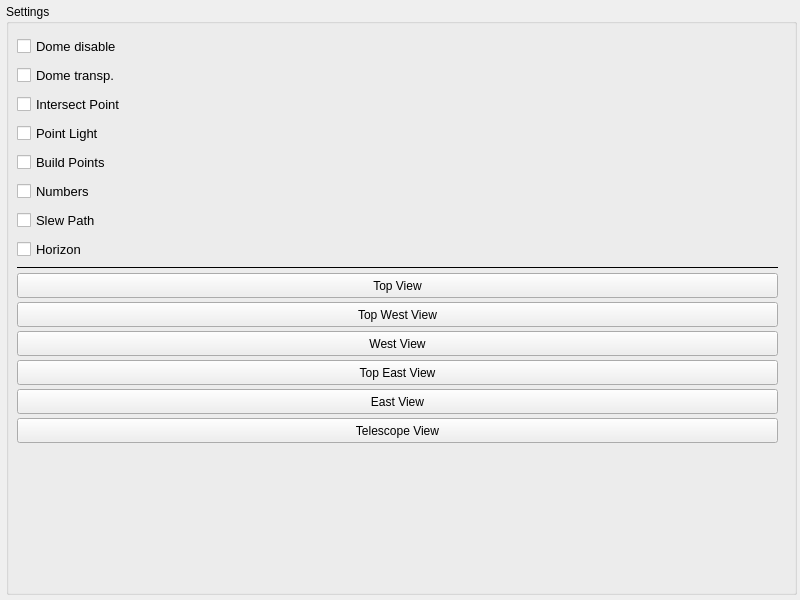
Old version of the form mw4/gui/widgets/simulator.ui in the repository mworion/MountWizzard4.
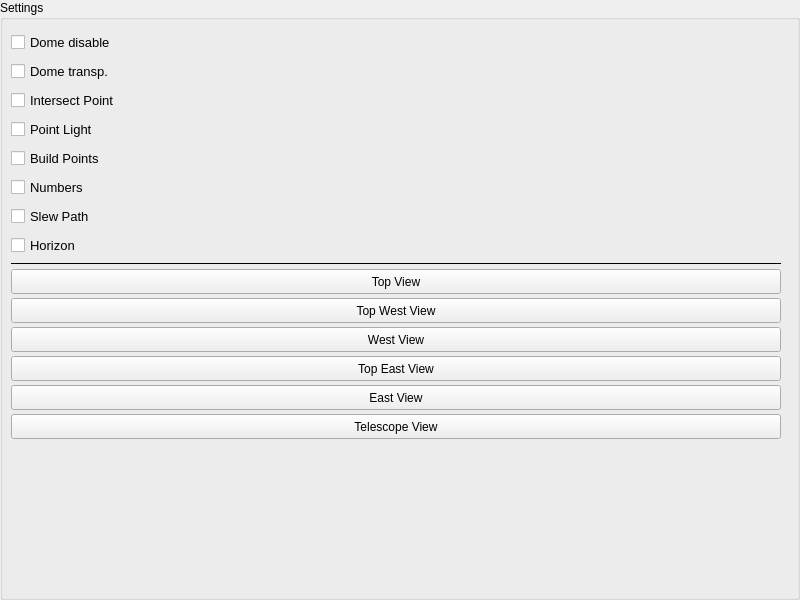
New version of the form.

Commit message: added sizing of simulator window

```diff
--- a/mw4/gui/widgets/simulator.ui
+++ b/mw4/gui/widgets/simulator.ui
@@ -11,7 +11,7 @@
    </rect>
   </property>
   <property name="sizePolicy">
-   <sizepolicy hsizetype="Expanding" vsizetype="Expanding">
+   <sizepolicy hsizetype="Preferred" vsizetype="Preferred">
     <horstretch>0</horstretch>
     <verstretch>0</verstretch>
    </sizepolicy>
@@ -24,8 +24,8 @@
   </property>
   <property name="maximumSize">
    <size>
-    <width>800</width>
-    <height>600</height>
+    <width>1600</width>
+    <height>1200</height>
    </size>
   </property>
   <property name="sizeIncrement">
@@ -48,28 +48,39 @@
   <property name="windowTitle">
    <string>Mount Simulation View</string>
   </property>
-  <widget class="QWidget" name="horizontalLayoutWidget">
-   <property name="geometry">
-    <rect>
-     <x>6</x>
-     <y>4</y>
-     <width>791</width>
-     <height>591</height>
-    </rect>
+  <layout class="QHBoxLayout" name="horizontalLayout">
+   <property name="spacing">
+    <number>0</number>
    </property>
+   <property name="leftMargin">
+    <number>0</number>
+   </property>
+   <property name="topMargin">
+    <number>0</number>
+   </property>
+   <property name="rightMargin">
+    <number>0</number>
+   </property>
+   <property name="bottomMargin">
+    <number>0</number>
+   </property>
+   <item>
    <layout class="QHBoxLayout" name="test" stretch="0,1">
     <property name="spacing">
      <number>0</number>
     </property>
+     <property name="sizeConstraint">
+      <enum>QLayout::SetDefaultConstraint</enum>
+     </property>
     <property name="leftMargin">
      <number>0</number>
     </property>
     <item>
      <widget class="QGroupBox" name="groupBox">
       <property name="sizePolicy">
-       <sizepolicy hsizetype="Preferred" vsizetype="Preferred">
+        <sizepolicy hsizetype="Expanding" vsizetype="Expanding">
         <horstretch>0</horstretch>
-        <verstretch>0</verstretch>
+         <verstretch>1</verstretch>
        </sizepolicy>
       </property>
       <property name="toolTip">
@@ -368,7 +379,8 @@
      </layout>
     </item>
    </layout>
-  </widget>
+   </item>
+  </layout>
  </widget>
  <resources/>
  <connections/>
```
Left out of the diff: 3 changed lines with no effect on the pictures. Lines whose indentation alone changed are shown as unchanged. The commit also changes 2 other files.
